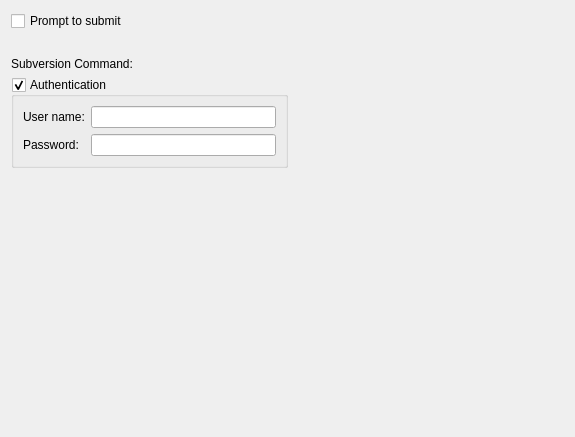
qt-creator/qt-creator, file src/plugins/subversion/settingspage.ui: the form before one commit.
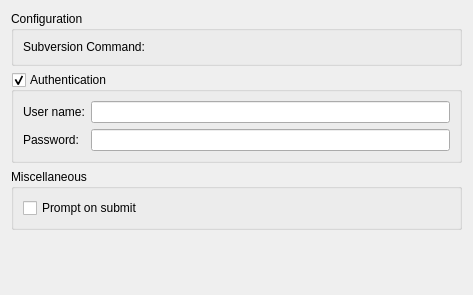
The form after the commit. Custom widgets are drawn as their Qt base class.

```diff
--- a/src/plugins/subversion/settingspage.ui
+++ b/src/plugins/subversion/settingspage.ui
@@ -6,45 +6,17 @@
    <rect>
     <x>0</x>
     <y>0</y>
-    <width>575</width>
-    <height>437</height>
+    <width>473</width>
+    <height>295</height>
    </rect>
   </property>
-  <layout class="QHBoxLayout" name="horizontalLayout">
-   <item>
     <layout class="QVBoxLayout" name="verticalLayout">
      <item>
+    <widget class="QGroupBox" name="generalGroupBox">
+     <property name="title">
+      <string>Configuration</string>
+     </property>
       <layout class="QFormLayout" name="formLayout_3">
-       <item row="0" column="0" colspan="2">
-        <widget class="QCheckBox" name="promptToSubmitCheckBox">
-         <property name="text">
-          <string>Prompt to submit</string>
-         </property>
-        </widget>
-       </item>
-      </layout>
-     </item>
-     <item>
-      <spacer name="topverticalSpacer">
-       <property name="orientation">
-        <enum>Qt::Vertical</enum>
-       </property>
-       <property name="sizeType">
-        <enum>QSizePolicy::Fixed</enum>
-       </property>
-       <property name="sizeHint" stdset="0">
-        <size>
-         <width>20</width>
-         <height>20</height>
-        </size>
-       </property>
-      </spacer>
-     </item>
-     <item>
-      <layout class="QFormLayout" name="formLayout_2">
-       <property name="margin">
-        <number>0</number>
-       </property>
        <item row="0" column="0">
         <widget class="QLabel" name="commandLabel">
          <property name="text">
@@ -56,6 +28,7 @@
         <widget class="Utils::PathChooser" name="pathChooser"/>
        </item>
       </layout>
+    </widget>
      </item>
      <item>
       <widget class="QGroupBox" name="userGroupBox">
@@ -93,6 +66,22 @@
        </layout>
       </widget>
      </item>
+   <item>
+    <widget class="QGroupBox" name="miscGroupBox">
+     <property name="title">
+      <string>Miscellaneous</string>
+     </property>
+     <layout class="QFormLayout" name="formLayout_2">
+      <item row="0" column="0" colspan="2">
+       <widget class="QCheckBox" name="promptToSubmitCheckBox">
+        <property name="text">
+         <string>Prompt on submit</string>
+        </property>
+       </widget>
+      </item>
+     </layout>
+    </widget>
+   </item>
      <item>
       <spacer name="verticalSpacer">
        <property name="orientation">
@@ -102,21 +91,6 @@
         <size>
          <width>20</width>
          <height>40</height>
-        </size>
-       </property>
-      </spacer>
-     </item>
-    </layout>
-   </item>
-   <item>
-    <spacer name="horizontalSpacer">
-     <property name="orientation">
-      <enum>Qt::Horizontal</enum>
-     </property>
-     <property name="sizeHint" stdset="0">
-      <size>
-       <width>105</width>
-       <height>20</height>
       </size>
      </property>
     </spacer>
```
Lines whose indentation alone changed are shown as unchanged.
